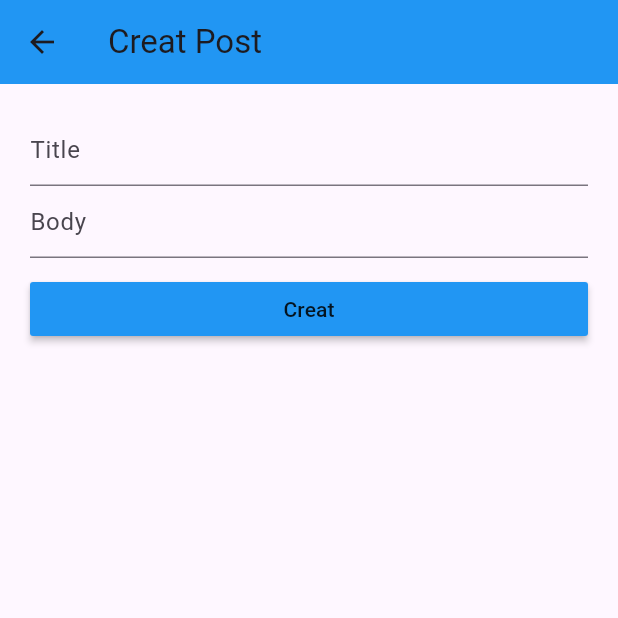
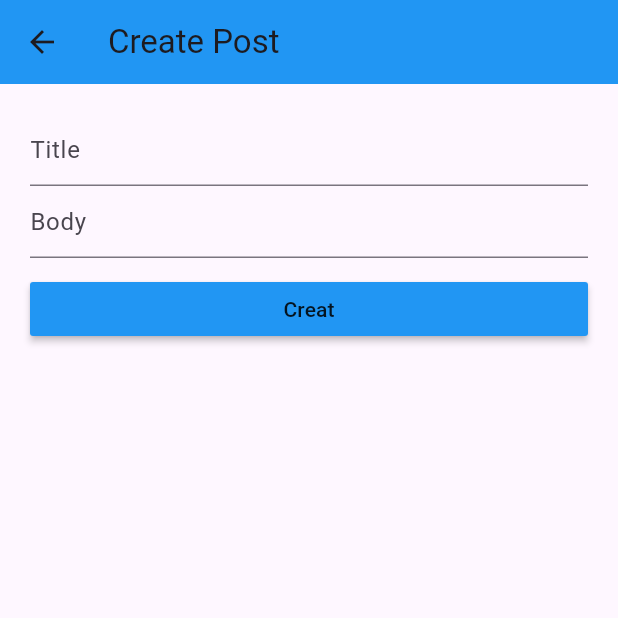
Before and after one commit to akhrorovv/cubit-crud, a Flutter app: the CreatePage screen opened directly, after a tap on "Creat", on a phone screen of 412 x 824 dp, the top half of it. Run offline on Flutter 3.47's test engine with Material 3 defaults, Android fonts, the light colour scheme and no system bars; our stand-ins replace bloc, equatable, flutter_bloc, flutter_slidable, logger; network calls fail.

Commit message:
some changes implemented

```diff
--- a/lib/bloc/create_cubit.dart
+++ b/lib/bloc/create_cubit.dart
@@ -4,25 +4,29 @@ import 'package:ngdemo13/bloc/create_state.dart';
 
 import '../models/post_model.dart';
 import '../services/http_service.dart';
+import '../services/log_service.dart';
 
 class CreateCubit extends Cubit<CreateState> {
-  CreateCubit() : super(CreateInitialState());
-
   final TextEditingController titleController = TextEditingController();
   final TextEditingController bodyController = TextEditingController();
 
-  Future<void> onCreatePostEvent() async {
+  CreateCubit() : super(CreateInitialState());
+
+  Future<void> onCreatePost() async {
     emit(CreateLoadingState());
 
     String title = titleController.text.toString().trim();
     String body = bodyController.text.toString().trim();
     Post post = Post(userId: 1, title: title, body: body);
 
-    var response = await Network.POST(Network.API_POST_CREATE, Network.paramsCreate(post));
+    var response =
+        await Network.POST(Network.API_POST_CREATE, Network.paramsCreate(post));
+    LogService.d(response!);
     if (response != null) {
       emit(CreatedPostState(post));
     } else {
       emit(const CreateErrorState('Could not delete post'));
     }
+
   }
 }
--- a/lib/bloc/home_cubit.dart
+++ b/lib/bloc/home_cubit.dart
@@ -1,4 +1,3 @@
-import 'package:bloc/bloc.dart';
 import 'package:flutter/material.dart';
 import 'package:flutter_bloc/flutter_bloc.dart';
 import 'package:ngdemo13/bloc/create_cubit.dart';
--- a/lib/pages/create_page.dart
+++ b/lib/pages/create_page.dart
@@ -6,6 +6,7 @@ import 'package:ngdemo13/models/post_model.dart';
 import 'package:ngdemo13/models/post_res_model.dart';
 
 import '../bloc/create_state.dart';
+import '../bloc/home_state.dart';
 import '../services/http_service.dart';
 import '../services/log_service.dart';
 
@@ -29,7 +30,12 @@ class _CreatePageState extends State<CreatePage> {
     // TODO: implement initState
     super.initState();
     createCubit = BlocProvider.of<CreateCubit>(context);
-    createCubit.onCreatePostEvent();
+
+    createCubit.stream.listen((state) {
+      if (state is CreatedPostState) {
+        backToFinish();
+      }
+    });
   }
 
   @override
@@ -37,7 +43,7 @@ class _CreatePageState extends State<CreatePage> {
     return Scaffold(
       appBar: AppBar(
         backgroundColor: Colors.blue,
-        title: Text("Creat Post"),
+        title: Text("Create Post"),
       ),
       body: BlocBuilder<CreateCubit, CreateState>(
         builder: (BuildContext context, CreateState state){
@@ -68,7 +74,7 @@ class _CreatePageState extends State<CreatePage> {
                     child: MaterialButton(
                       color: Colors.blue,
                       onPressed: () {
-                        createCubit.onCreatePostEvent();
+                        createCubit.onCreatePost();
                       },
                       child: Text("Creat"),
                     )
```
